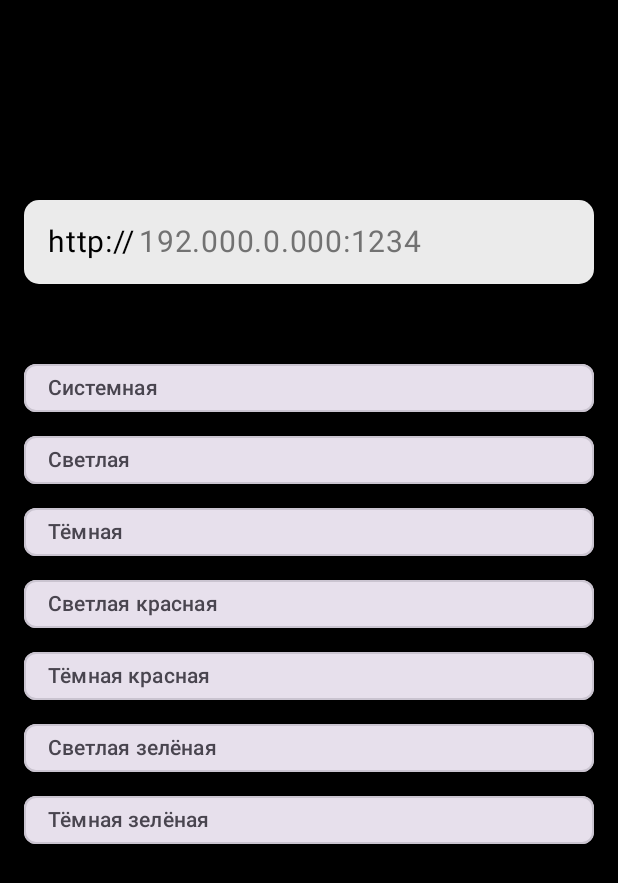
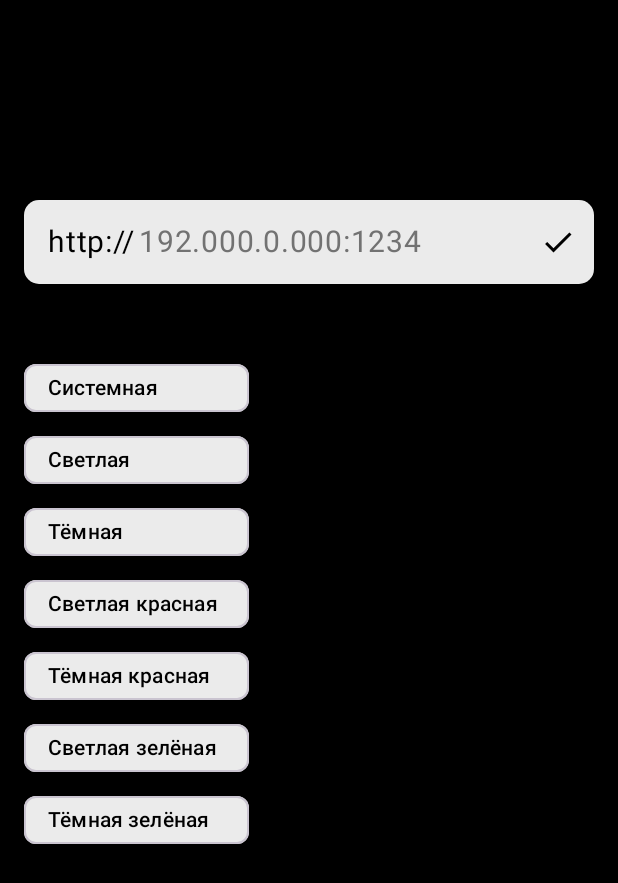
Before and after one commit to Egor228000/BusinessPlanAi, an Android app built with Jetpack Compose: the composable Settings shown on its own in the app's theme, on a phone screen of 412 x 824 dp. Shown: the top 883 px of the screen. Run offline under Robolectric (Android 15) with nearby library versions, the phone set to English and light mode, and no system bars; our stand-ins replace Dagger/Hilt's generated code, window size class; Roboto replaces fonts that are not available here; 1 statement that could not run was skipped.

Commit message:
fix all bug

```diff
--- a/app/src/main/java/com/example/businessplanai/MainActivity.kt
+++ b/app/src/main/java/com/example/businessplanai/MainActivity.kt
@@ -73,8 +73,8 @@ class MainActivity : ComponentActivity() {
         ExperimentalMaterial3WindowSizeClassApi::class
     )
     override fun onCreate(savedInstanceState: Bundle?) {
+        enableEdgeToEdge()
         installSplashScreen()
-        enableEdgeToEdge()
         super.onCreate(savedInstanceState)
         setContent {
             val settingViewModel: SettingViewModel = hiltViewModel()
--- a/app/src/main/java/com/example/businessplanai/navHost/NavigationHost.kt
+++ b/app/src/main/java/com/example/businessplanai/navHost/NavigationHost.kt
@@ -60,6 +60,7 @@ fun NavigationHost(
                 padding,
                 addViewModel,
                 navigation,
+                settingViewModel
             )
         }
 
--- a/app/src/main/java/com/example/businessplanai/screens/NotesAdaptiveScreen.kt
+++ b/app/src/main/java/com/example/businessplanai/screens/NotesAdaptiveScreen.kt
@@ -21,7 +21,6 @@ import androidx.compose.material3.Icon
 import androidx.compose.material3.IconButton
 import androidx.compose.material3.MaterialTheme
 import androidx.compose.material3.MenuDefaults
-import androidx.compose.material3.OutlinedTextField
 import androidx.compose.material3.Text
 import androidx.compose.material3.TopAppBar
 import androidx.compose.material3.TopAppBarDefaults
--- a/app/src/main/java/com/example/businessplanai/screens/SettingsScreen.kt
+++ b/app/src/main/java/com/example/businessplanai/screens/SettingsScreen.kt
@@ -7,12 +7,18 @@ import androidx.compose.foundation.layout.Spacer
 import androidx.compose.foundation.layout.fillMaxSize
 import androidx.compose.foundation.layout.fillMaxWidth
 import androidx.compose.foundation.layout.padding
+import androidx.compose.foundation.layout.width
 import androidx.compose.foundation.lazy.LazyColumn
 import androidx.compose.foundation.shape.RoundedCornerShape
 import androidx.compose.foundation.text.KeyboardActions
 import androidx.compose.foundation.text.KeyboardOptions
+import androidx.compose.material.icons.Icons
+import androidx.compose.material.icons.filled.Done
 import androidx.compose.material3.AssistChip
 import androidx.compose.material3.AssistChipDefaults
+import androidx.compose.material3.ExperimentalMaterial3Api
+import androidx.compose.material3.Icon
+import androidx.compose.material3.IconButton
 import androidx.compose.material3.MaterialTheme
 import androidx.compose.material3.OutlinedTextField
 import androidx.compose.material3.OutlinedTextFieldDefaults
@@ -34,6 +40,7 @@ import androidx.navigation.NavHostController
 import com.example.businessplanai.ui.theme.AppTheme
 import com.example.businessplanai.viewModel.SettingViewModel
 
+@OptIn(ExperimentalMaterial3Api::class)
 @Composable
 fun Settings(
     navigation: NavHostController,
@@ -41,11 +48,11 @@ fun Settings(
     settingViewModel: SettingViewModel
 ) {
 
-    var ipAdress by remember { mutableStateOf("") }
     val focus = LocalFocusManager.current
 
     val currentTheme by settingViewModel.appTheme.collectAsState()
     val serverIp by settingViewModel.serverIp.collectAsState()
+    var ipAdress by remember { mutableStateOf(serverIp) }
 
 
 
@@ -104,6 +111,20 @@ fun Settings(
                         color = MaterialTheme.colorScheme.background,
                         fontSize = 20.sp
                     )
+                },
+                trailingIcon = {
+                    IconButton(
+                        onClick = {
+                            settingViewModel.setServerIp(ipAdress)
+                        },
+                        enabled = ipAdress.isNotEmpty()
+                    ) {
+                        Icon(
+                            Icons.Default.Done,
+                            null,
+                            tint = MaterialTheme.colorScheme.background,
+                        )
+                    }
                 }
             )
 
@@ -122,16 +143,17 @@ fun Settings(
                 AppTheme.DARKGreen to "Тёмная зелёная"
             )
 
+
             options.forEach { (theme, label) ->
                 Row {
                     AssistChip(
                         onClick = { settingViewModel.setTheme(theme) },
-                        label = { Text(label) },
+                        label = { Text(label, color = MaterialTheme.colorScheme.background) },
                         colors = AssistChipDefaults.assistChipColors(
                             containerColor = if (currentTheme == theme) {
-                                MaterialTheme.colorScheme.primary
+                                MaterialTheme.colorScheme.onSurface
                             } else {
-                                MaterialTheme.colorScheme.surfaceVariant
+                                MaterialTheme.colorScheme.onBackground
                             },
                             labelColor = if (currentTheme == theme) {
                                 MaterialTheme.colorScheme.onPrimary
@@ -139,7 +161,7 @@ fun Settings(
                                 MaterialTheme.colorScheme.onSurfaceVariant
                             }
                         ),
-                        modifier = Modifier.fillMaxWidth()
+                        modifier = Modifier.width(150.dp)
                     )
                 }
             }
--- a/app/src/main/java/com/example/businessplanai/viewModel/MainViewModel.kt
+++ b/app/src/main/java/com/example/businessplanai/viewModel/MainViewModel.kt
@@ -6,7 +6,6 @@ import androidx.lifecycle.ViewModel
 import androidx.lifecycle.viewModelScope
 import com.example.businessplanai.data.BusinessDao
 import com.example.businessplanai.data.BusinessEnity
-import com.example.businessplanai.ui.theme.AppTheme
 import dagger.hilt.android.lifecycle.HiltViewModel
 import kotlinx.coroutines.flow.MutableStateFlow
 import kotlinx.coroutines.flow.SharingStarted
--- a/app/src/main/java/com/example/businessplanai/viewModel/SettingViewModel.kt
+++ b/app/src/main/java/com/example/businessplanai/viewModel/SettingViewModel.kt
@@ -26,6 +26,7 @@ class SettingViewModel @Inject constructor(
     init {
         viewModelScope.launch {
             _appTheme.value = appPreferences.getAppTheme()
+            _serverIp.value = appPreferences.getServerIp()
         }
     }
 
--- a/app/src/main/java/com/example/businessplanai/viewModel/WatchViewModel.kt
+++ b/app/src/main/java/com/example/businessplanai/viewModel/WatchViewModel.kt
@@ -7,7 +7,6 @@ import android.provider.MediaStore
 import androidx.annotation.RequiresApi
 import androidx.lifecycle.ViewModel
 import androidx.lifecycle.viewModelScope
-
 import com.example.businessplanai.data.BusinessDao
 import com.example.businessplanai.data.BusinessEnity
 import com.itextpdf.io.font.FontProgramFactory
--- a/app/src/main/res/values-v31/themes.xml
+++ b/app/src/main/res/values-v31/themes.xml
@@ -1,11 +1,10 @@
 <?xml version="1.0" encoding="utf-8"?>
 <resources xmlns:tools="http://schemas.android.com/tools">
 
-    <style name="Theme.BusinessPlanAI" parent="Theme.AppCompat.Light.NoActionBar">
-        <item name="windowSplashScreenAnimationDuration">100</item>
-
+    <!-- Тема для Splash Screen -->
+    <style name="Theme.BusinessPlanAI.Splash" parent="Theme.SplashScreen">
+        <!-- Иконка (должна быть векторной для Android 12+) -->
+        <item name="windowSplashScreenAnimatedIcon">@drawable/ic_launcher_foreground</item>
+        <item name="windowSplashScreenAnimationDuration">200</item> <!-- в миллисекундах -->
     </style>
-
-
-
 </resources>
```
Also changed, not shown: app/src/main/java/com/example/businessplanai/screens/AddPlanScreen.kt (+5 -2 lines), app/src/main/java/com/example/businessplanai/screens/MainScreen.kt (+1 -14 lines), app/src/main/java/com/example/businessplanai/viewModel/AddViewModel.kt (+9 -4 lines).
